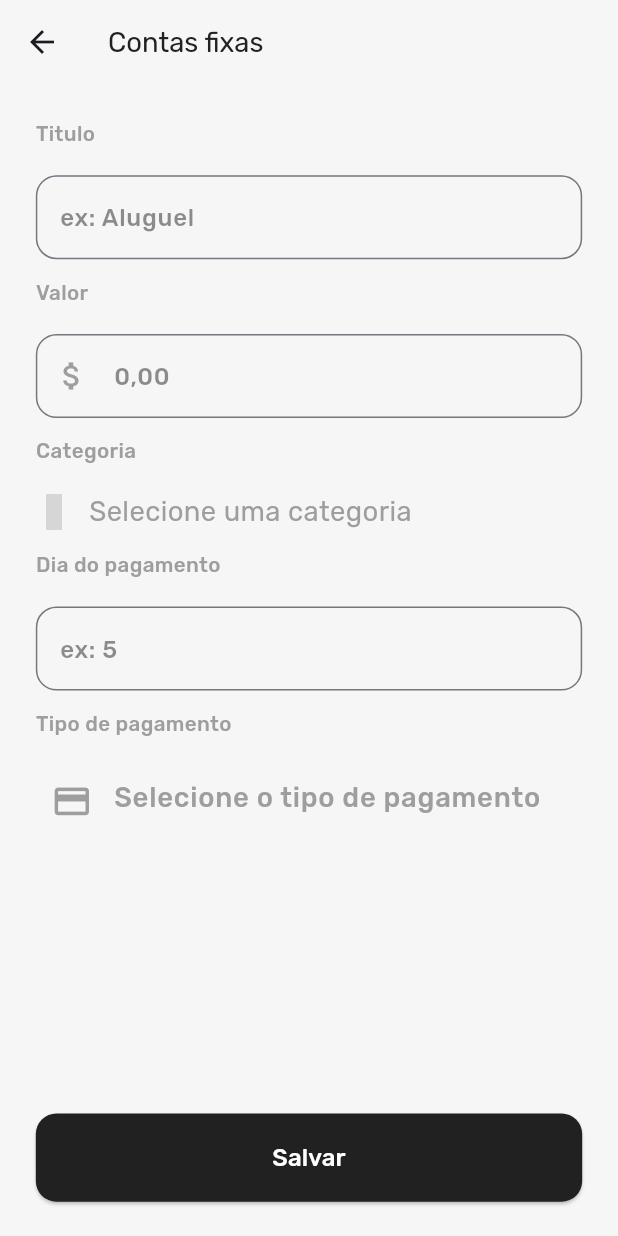
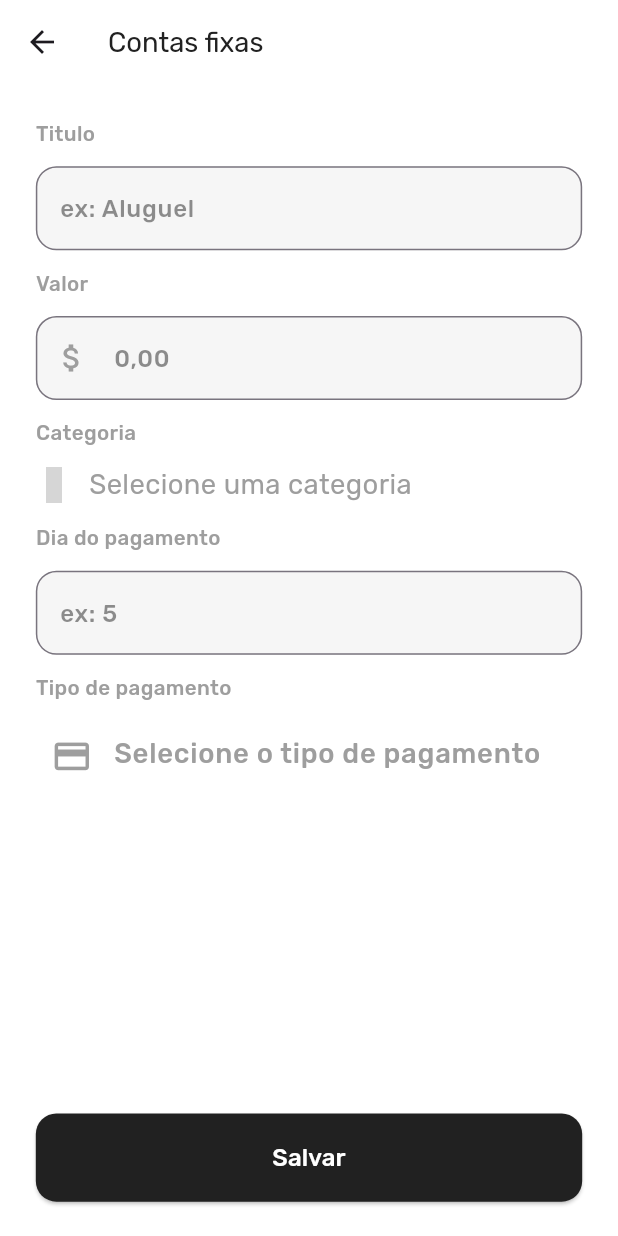
Before and after one commit to marianaoliveira1/Organizamais, a Flutter app: the FixedAccotunsPage screen opened by its route, on a phone screen of 412 x 824 dp. Run offline on Flutter 3.47's test engine with Material 3 defaults, Android fonts, the light colour scheme and no system bars; our stand-ins replace cloud_firestore, firebase_auth, firebase_core, fl_chart, flutter_screenutil, get and 3 more; accounts and stored records are empty; grey boxes are pictures that could not be loaded.

Commit message:
ta no jeito

```diff
--- a/lib/pages/graphics/graphics_page.dart
+++ b/lib/pages/graphics/graphics_page.dart
@@ -216,13 +216,10 @@ class GraphicsPage extends StatelessWidget {
                         padding: EdgeInsets.only(bottom: 20.h),
                         child: Row(
                           children: [
-                            CircleAvatar(
-                              radius: 24,
-                              child: Image.asset(
-                                item['icon'] ?? '',
-                                width: 24.w,
-                                height: 24.h,
-                              ),
+                            Image.asset(
+                              item['icon'] ?? '',
+                              width: 24.w,
+                              height: 24.h,
                             ),
                             SizedBox(width: 15.w),
                             Expanded(
--- a/lib/pages/initial/pages/fixed_accotuns_page.dart
+++ b/lib/pages/initial/pages/fixed_accotuns_page.dart
@@ -4,16 +4,16 @@ import 'package:flutter/material.dart';
 import 'package:flutter_screenutil/flutter_screenutil.dart';
 import 'package:get/get.dart';
 import 'package:organizamais/controller/fixed_accounts_controller.dart';
-import 'package:organizamais/utils/color.dart';
 
 import '../../../model/fixed_account_model.dart';
 
 import '../../../model/transaction_model.dart';
-import '../../transaction/transaction_page.dart';
+
 import '../../transaction/widget/button_select_category.dart';
 import '../../transaction/widget/payment_type.dart';
 import '../../transaction/widget/text_field_transaction.dart';
 import '../../transaction/widget/title_transaction.dart';
+import '../widget/text_filed_value_fixed_accotuns.dart';
 
 class FixedAccotunsPage extends StatefulWidget {
   final FixedAccountModel? fixedAccount;
@@ -40,9 +40,9 @@ class _FixedAccotunsPageState extends State<FixedAccotunsPage> {
     final theme = Theme.of(context);
 
     return Scaffold(
-      backgroundColor: theme.scaffoldBackgroundColor,
+      backgroundColor: theme.cardColor,
       appBar: AppBar(
-        backgroundColor: theme.scaffoldBackgroundColor,
+        backgroundColor: theme.cardColor,
         title: Text(
           "Contas fixas",
           style: TextStyle(
@@ -57,69 +57,39 @@ class _FixedAccotunsPageState extends State<FixedAccotunsPage> {
           horizontal: 20.h,
         ),
         child: Column(
+          spacing: 10.h,
           crossAxisAlignment: CrossAxisAlignment.start,
           children: [
             DefaultTitleTransaction(
               title: "Titulo",
             ),
-            DefaultTextFieldTransaction(
+            Container(
+              decoration: BoxDecoration(
+                color: theme.scaffoldBackgroundColor,
+                borderRadius: BorderRadius.circular(12.r),
+              ),
+              child: DefaultTextFieldTransaction(
                 hintText: 'ex: Aluguel',
                 controller: titleController,
                 keyboardType: TextInputType.text,
               ),
-            SizedBox(
-              height: 10.h,
             ),
             DefaultTitleTransaction(
               title: "Valor",
             ),
-            TextField(
-              controller: valueController,
-              cursorColor: theme.primaryColor,
-              style: TextStyle(
-                fontSize: 14.sp,
-                fontWeight: FontWeight.w500,
-                color: theme.primaryColor,
+            Container(
+              decoration: BoxDecoration(
+                color: theme.scaffoldBackgroundColor,
+                borderRadius: BorderRadius.circular(12.r),
               ),
-              keyboardType: TextInputType.number,
-              inputFormatters: [
-                CurrencyInputFormatter(),
-              ],
-              decoration: InputDecoration(
-                fillColor: theme.primaryColor,
-                border: OutlineInputBorder(
-                  borderRadius: BorderRadius.circular(
-                    12.r,
+              child: TextFieldValueFixedAccotuns(
+                valueController: valueController,
+                theme: theme,
               ),
-                ),
-                prefixIcon: Icon(
-                  Icons.attach_money,
-                ),
-                prefixIconColor: DefaultColors.grey,
-                focusedBorder: OutlineInputBorder(
-                  borderRadius: BorderRadius.circular(
-                    12.r,
-                  ),
-                  borderSide: BorderSide(
-                    color: theme.primaryColor.withOpacity(.5),
-                  ),
-                ),
-                focusColor: theme.primaryColor,
-                hintText: "0,00",
-                hintStyle: TextStyle(
-                  fontSize: 14.sp,
-                  fontWeight: FontWeight.w500,
-                  color: theme.primaryColor.withOpacity(0.5),
-                ),
-              ),
-            ),
-            SizedBox(
-              height: 10.h,
             ),
             DefaultTitleTransaction(
               title: "Categoria",
             ),
-            // Onde você usa o DefaultButtonSelectCategory, mude para:
             DefaultButtonSelectCategory(
               selectedCategory: categoryId,
               transactionType: TransactionType.despesa,
@@ -129,19 +99,19 @@ class _FixedAccotunsPageState extends State<FixedAccotunsPage> {
                 });
               },
             ),
-            SizedBox(
-              height: 10.h,
-            ),
             DefaultTitleTransaction(
               title: "Dia do pagamento ",
             ),
-            DefaultTextFieldTransaction(
+            Container(
+              decoration: BoxDecoration(
+                color: theme.scaffoldBackgroundColor,
+                borderRadius: BorderRadius.circular(12.r),
+              ),
+              child: DefaultTextFieldTransaction(
                 hintText: 'ex: 5',
                 controller: dayOfTheMonthController,
                 keyboardType: TextInputType.number,
               ),
-            SizedBox(
-              height: 10.h,
             ),
             DefaultTitleTransaction(
               title: "Tipo de pagamento",
--- /dev/null
+++ b/lib/pages/initial/widget/text_filed_value_fixed_accotuns.dart
@@ -0,0 +1,60 @@
+import 'package:flutter/material.dart';
+import 'package:flutter_screenutil/flutter_screenutil.dart';
+
+import '../../../utils/color.dart';
+import '../../transaction/transaction_page.dart';
+
+class TextFieldValueFixedAccotuns extends StatelessWidget {
+  const TextFieldValueFixedAccotuns({
+    super.key,
+    required this.valueController,
+    required this.theme,
+  });
+
+  final TextEditingController valueController;
+  final ThemeData theme;
+
+  @override
+  Widget build(BuildContext context) {
+    return TextField(
+      controller: valueController,
+      cursorColor: theme.primaryColor,
+      style: TextStyle(
+        fontSize: 14.sp,
+        fontWeight: FontWeight.w500,
+        color: theme.primaryColor,
+      ),
+      keyboardType: TextInputType.number,
+      inputFormatters: [
+        CurrencyInputFormatter(),
+      ],
+      decoration: InputDecoration(
+        fillColor: theme.primaryColor,
+        border: OutlineInputBorder(
+          borderRadius: BorderRadius.circular(
+            12.r,
+          ),
+        ),
+        prefixIcon: Icon(
+          Icons.attach_money,
+        ),
+        prefixIconColor: DefaultColors.grey,
+        focusedBorder: OutlineInputBorder(
+          borderRadius: BorderRadius.circular(
+            12.r,
+          ),
+          borderSide: BorderSide(
+            color: theme.primaryColor.withOpacity(.5),
+          ),
+        ),
+        focusColor: theme.primaryColor,
+        hintText: "0,00",
+        hintStyle: TextStyle(
+          fontSize: 14.sp,
+          fontWeight: FontWeight.w500,
+          color: theme.primaryColor.withOpacity(0.5),
+        ),
+      ),
+    );
+  }
+}
--- a/lib/pages/transaction/widget/title_transaction.dart
+++ b/lib/pages/transaction/widget/title_transaction.dart
@@ -24,9 +24,6 @@ class DefaultTitleTransaction extends StatelessWidget {
             color: DefaultColors.grey,
           ),
         ),
-        SizedBox(
-          height: 15.h,
-        )
       ],
     );
   }
```
Lines whose indentation alone changed are shown as unchanged.
